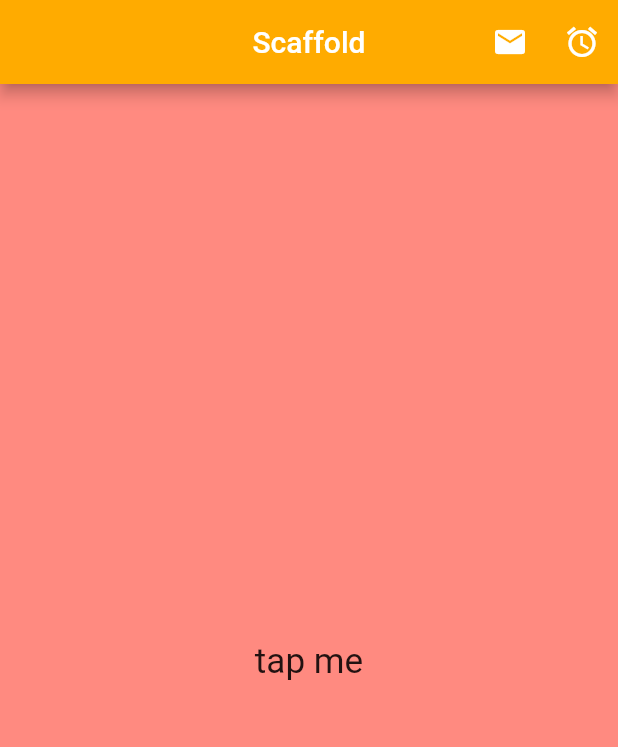
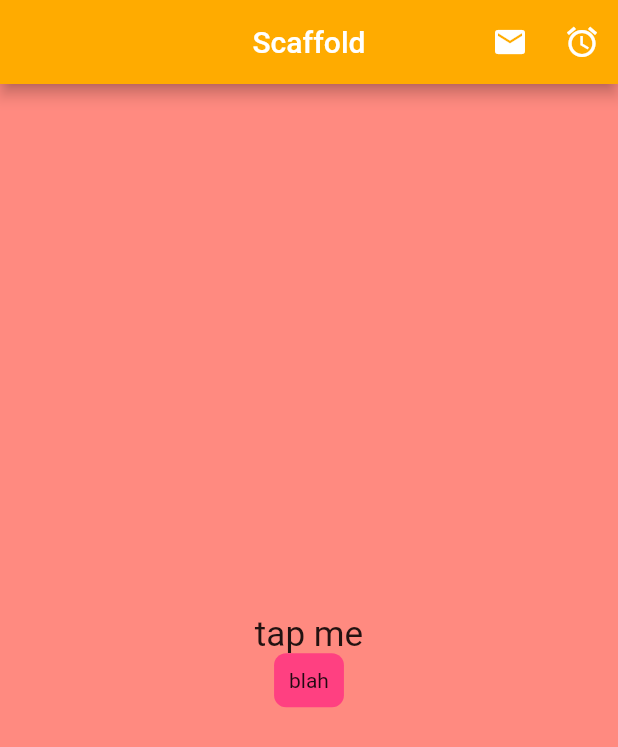
Before and after one commit to erincodepirate/flutter_stuff, a Flutter app: the screen it shows after launch, on a phone screen of 412 x 824 dp. Shown: the top 747 px of the screen. Run offline on Flutter 3.47's test engine with Material 2 defaults, Android fonts, the phone set to English and light mode, and no system bars.

Commit message:
Add custom button

```diff
--- a/hello_flutter/hello_flutter/lib/ui/home.dart
+++ b/hello_flutter/hello_flutter/lib/ui/home.dart
@@ -28,8 +28,26 @@ class ScaffoldExample extends StatelessWidget {
                 children: <Widget>[
                   InkWell(
                       child: Text("tap me", style: TextStyle(fontSize: 23.4)),
-                      onTap: () => debugPrint("yo dawg"))
+                      onTap: () => debugPrint("yo dawg")),
+                  CustomButton()
                 ])));
+  }
+}
+
+class CustomButton extends StatelessWidget {
+  @override
+  Widget build(BuildContext context) {
+    return GestureDetector(
+        onTap: () {
+          final snackbar = SnackBar(content: Text("Sup dawg"));
+          Scaffold.of(context).showSnackBar(snackbar);
+        },
+        child: Container(
+            padding: EdgeInsets.all(10.0),
+            decoration: BoxDecoration(
+                color: Colors.pinkAccent,
+                borderRadius: BorderRadius.circular(8.0)),
+            child: Text("blah")));
   }
 }
 
```
